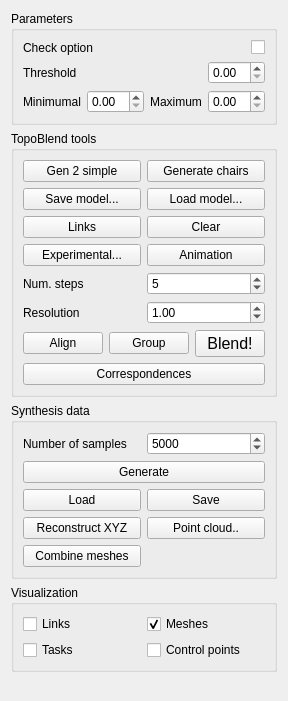
The window that topo-blend/topo_blend_widget.ui (ialhashim/topo-blend) describes before a commit, drawn with Qt 5.
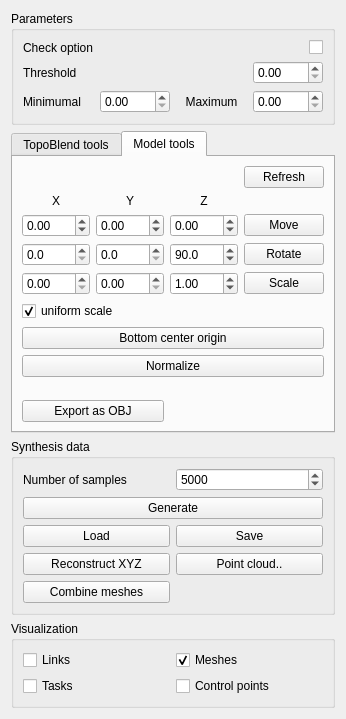
The same window after the commit. Icons and pictures are not drawn.

Diff of the .ui file:
```diff
--- a/topo-blend/topo_blend_widget.ui
+++ b/topo-blend/topo_blend_widget.ui
@@ -6,8 +6,8 @@
    <rect>
     <x>0</x>
     <y>0</y>
-    <width>262</width>
-    <height>701</height>
+    <width>312</width>
+    <height>686</height>
    </rect>
   </property>
   <property name="windowTitle">
@@ -74,34 +74,59 @@
     </widget>
    </item>
    <item>
-    <widget class="QGroupBox" name="groupBox2">
-     <property name="title">
+    <widget class="QTabWidget" name="tabWidget">
+     <property name="autoFillBackground">
+      <bool>false</bool>
+     </property>
+     <property name="currentIndex">
+      <number>1</number>
+     </property>
+     <widget class="QWidget" name="tab">
+      <attribute name="title">
       <string>TopoBlend tools</string>
+      </attribute>
+      <layout class="QGridLayout" name="gridLayout_6">
+       <property name="leftMargin">
+        <number>0</number>
+       </property>
+       <property name="topMargin">
+        <number>9</number>
+       </property>
+       <property name="rightMargin">
+        <number>0</number>
+       </property>
+       <property name="bottomMargin">
+        <number>9</number>
+       </property>
+       <property name="spacing">
+        <number>0</number>
+       </property>
+       <item row="0" column="0">
+        <widget class="QGroupBox" name="groupBox2">
+         <property name="title">
+          <string/>
+         </property>
+         <property name="flat">
+          <bool>true</bool>
      </property>
      <layout class="QGridLayout" name="gridLayout_2">
-      <item row="7" column="0">
-       <widget class="QLabel" name="resLabel">
-        <property name="text">
-         <string>Resolution</string>
-        </property>
-       </widget>
-      </item>
-      <item row="6" column="0">
-       <widget class="QLabel" name="numStepsLabel">
-        <property name="text">
-         <string>Num. steps</string>
-        </property>
-       </widget>
-      </item>
-      <item row="5" column="0">
-       <widget class="QPushButton" name="button4">
-        <property name="text">
-         <string>Experimental...</string>
-        </property>
-       </widget>
-      </item>
-      <item row="3" column="0">
-       <widget class="QPushButton" name="linksButton">
+          <property name="leftMargin">
+           <number>4</number>
+          </property>
+          <property name="topMargin">
+           <number>0</number>
+          </property>
+          <property name="rightMargin">
+           <number>4</number>
+          </property>
+          <property name="bottomMargin">
+           <number>0</number>
+          </property>
+          <property name="horizontalSpacing">
+           <number>0</number>
+          </property>
+          <item row="5" column="1">
+           <widget class="QPushButton" name="animationButton">
         <property name="text">
          <string>Links</string>
         </property>
@@ -136,40 +161,7 @@
         </property>
        </widget>
       </item>
-      <item row="2" column="1">
-       <widget class="QPushButton" name="loadButton">
-        <property name="text">
-         <string>Load model...</string>
-        </property>
-        <property name="icon">
-         <iconset resource="topo-blend.qrc">
-          <normaloff>:/images/openGraph.png</normaloff>:/images/openGraph.png</iconset>
-        </property>
-       </widget>
-      </item>
-      <item row="3" column="1">
-       <widget class="QPushButton" name="clearButton">
-        <property name="text">
-         <string>Clear</string>
-        </property>
-        <property name="icon">
-         <iconset resource="topo-blend.qrc">
-          <normaloff>:/images/cross-white.png</normaloff>:/images/cross-white.png</iconset>
-        </property>
-       </widget>
-      </item>
-      <item row="5" column="1">
-       <widget class="QPushButton" name="animationButton">
-        <property name="text">
-         <string>Animation</string>
-        </property>
-        <property name="icon">
-         <iconset resource="topo-blend.qrc">
-          <normaloff>:/images/animation.png</normaloff>:/images/animation.png</iconset>
-        </property>
-       </widget>
-      </item>
-      <item row="6" column="1">
+          <item row="7" column="1">
        <widget class="QSpinBox" name="numSteps">
         <property name="minimum">
          <number>2</number>
@@ -182,7 +174,7 @@
         </property>
        </widget>
       </item>
-      <item row="7" column="1">
+          <item row="8" column="1">
        <widget class="QDoubleSpinBox" name="voxelSize">
         <property name="decimals">
          <number>2</number>
@@ -198,7 +190,18 @@
         </property>
        </widget>
       </item>
-      <item row="8" column="0" colspan="2">
+          <item row="3" column="1">
+           <widget class="QPushButton" name="clearButton">
+            <property name="text">
+             <string>Clear</string>
+            </property>
+            <property name="icon">
+             <iconset resource="topo-blend.qrc">
+              <normaloff>:/images/cross-white.png</normaloff>:/images/cross-white.png</iconset>
+            </property>
+           </widget>
+          </item>
+          <item row="10" column="0" colspan="2">
        <layout class="QGridLayout" name="gridLayout_4">
         <item row="0" column="1">
          <widget class="QPushButton" name="groupButton">
@@ -281,7 +284,262 @@
         </item>
        </layout>
       </item>
-     </layout>
+          <item row="8" column="0">
+           <widget class="QLabel" name="resLabel">
+            <property name="text">
+             <string>Resolution</string>
+            </property>
+           </widget>
+          </item>
+          <item row="3" column="0">
+           <widget class="QPushButton" name="linksButton">
+            <property name="text">
+             <string>Links</string>
+            </property>
+            <property name="icon">
+             <iconset resource="topo-blend.qrc">
+              <normaloff>:/images/network.png</normaloff>:/images/network.png</iconset>
+            </property>
+           </widget>
+          </item>
+          <item row="5" column="0">
+           <widget class="QPushButton" name="button4">
+            <property name="text">
+             <string>Experimental...</string>
+            </property>
+           </widget>
+          </item>
+          <item row="2" column="1">
+           <widget class="QPushButton" name="loadButton">
+            <property name="text">
+             <string>Load model...</string>
+            </property>
+            <property name="icon">
+             <iconset resource="topo-blend.qrc">
+              <normaloff>:/images/openGraph.png</normaloff>:/images/openGraph.png</iconset>
+            </property>
+           </widget>
+          </item>
+          <item row="7" column="0">
+           <widget class="QLabel" name="numStepsLabel">
+            <property name="text">
+             <string>Num. steps</string>
+            </property>
+           </widget>
+          </item>
+          <item row="1" column="0">
+           <widget class="QPushButton" name="genSimpleButton">
+            <property name="text">
+             <string>Gen 2 simple</string>
+            </property>
+           </widget>
+          </item>
+          <item row="9" column="0">
+           <widget class="QCheckBox" name="isModifyModel">
+            <property name="text">
+             <string>Modify on load</string>
+            </property>
+           </widget>
+          </item>
+         </layout>
+        </widget>
+       </item>
+      </layout>
+     </widget>
+     <widget class="QWidget" name="tab_2">
+      <attribute name="title">
+       <string>Model tools</string>
+      </attribute>
+      <layout class="QGridLayout" name="gridLayout_7">
+       <item row="1" column="5">
+        <widget class="QLabel" name="label_8">
+         <property name="text">
+          <string>Z</string>
+         </property>
+         <property name="alignment">
+          <set>Qt::AlignCenter</set>
+         </property>
+        </widget>
+       </item>
+       <item row="2" column="4">
+        <widget class="QDoubleSpinBox" name="movY">
+         <property name="decimals">
+          <number>2</number>
+         </property>
+         <property name="minimum">
+          <double>-100.000000000000000</double>
+         </property>
+        </widget>
+       </item>
+       <item row="6" column="3" colspan="4">
+        <widget class="QPushButton" name="bottomCenterModel">
+         <property name="text">
+          <string>Bottom center origin</string>
+         </property>
+        </widget>
+       </item>
+       <item row="2" column="3">
+        <widget class="QDoubleSpinBox" name="movX">
+         <property name="decimals">
+          <number>2</number>
+         </property>
+         <property name="minimum">
+          <double>-100.000000000000000</double>
+         </property>
+        </widget>
+       </item>
+       <item row="1" column="4">
+        <widget class="QLabel" name="label_7">
+         <property name="text">
+          <string>Y</string>
+         </property>
+         <property name="alignment">
+          <set>Qt::AlignCenter</set>
+         </property>
+        </widget>
+       </item>
+       <item row="4" column="6">
+        <widget class="QPushButton" name="scaleModel">
+         <property name="text">
+          <string>Scale</string>
+         </property>
+        </widget>
+       </item>
+       <item row="4" column="5">
+        <widget class="QDoubleSpinBox" name="scaleZ">
+         <property name="decimals">
+          <number>2</number>
+         </property>
+         <property name="singleStep">
+          <double>0.100000000000000</double>
+         </property>
+         <property name="value">
+          <double>1.000000000000000</double>
+         </property>
+        </widget>
+       </item>
+       <item row="4" column="3">
+        <widget class="QDoubleSpinBox" name="scaleX">
+         <property name="decimals">
+          <number>2</number>
+         </property>
+        </widget>
+       </item>
+       <item row="7" column="3" colspan="4">
+        <widget class="QPushButton" name="normalizeModel">
+         <property name="text">
+          <string>Normalize</string>
+         </property>
+        </widget>
+       </item>
+       <item row="4" column="4">
+        <widget class="QDoubleSpinBox" name="scaleY">
+         <property name="decimals">
+          <number>2</number>
+         </property>
+        </widget>
+       </item>
+       <item row="3" column="3">
+        <widget class="QDoubleSpinBox" name="rotX">
+         <property name="decimals">
+          <number>1</number>
+         </property>
+        </widget>
+       </item>
+       <item row="1" column="3">
+        <widget class="QLabel" name="label_6">
+         <property name="text">
+          <string>X</string>
+         </property>
+         <property name="alignment">
+          <set>Qt::AlignCenter</set>
+         </property>
+        </widget>
+       </item>
+       <item row="5" column="3" colspan="4">
+        <widget class="QCheckBox" name="isUniformScale">
+         <property name="text">
+          <string>uniform scale</string>
+         </property>
+         <property name="checked">
+          <bool>true</bool>
+         </property>
+        </widget>
+       </item>
+       <item row="3" column="5">
+        <widget class="QDoubleSpinBox" name="rotZ">
+         <property name="decimals">
+          <number>1</number>
+         </property>
+         <property name="value">
+          <double>90.000000000000000</double>
+         </property>
+        </widget>
+       </item>
+       <item row="2" column="5">
+        <widget class="QDoubleSpinBox" name="movZ">
+         <property name="decimals">
+          <number>2</number>
+         </property>
+         <property name="minimum">
+          <double>-100.000000000000000</double>
+         </property>
+        </widget>
+       </item>
+       <item row="3" column="6">
+        <widget class="QPushButton" name="rotateModel">
+         <property name="text">
+          <string>Rotate</string>
+         </property>
+        </widget>
+       </item>
+       <item row="9" column="3" colspan="4">
+        <spacer name="verticalSpacer_2">
+         <property name="orientation">
+          <enum>Qt::Vertical</enum>
+         </property>
+         <property name="sizeHint" stdset="0">
+          <size>
+           <width>20</width>
+           <height>40</height>
+          </size>
+         </property>
+        </spacer>
+       </item>
+       <item row="3" column="4">
+        <widget class="QDoubleSpinBox" name="rotY">
+         <property name="decimals">
+          <number>1</number>
+         </property>
+        </widget>
+       </item>
+       <item row="0" column="6">
+        <widget class="QPushButton" name="refreshViewButton">
+         <property name="text">
+          <string>Refresh</string>
+         </property>
+         <property name="icon">
+          <iconset resource="topo-blend.qrc">
+           <normaloff>:/images/update.png</normaloff>:/images/update.png</iconset>
+         </property>
+        </widget>
+       </item>
+       <item row="2" column="6">
+        <widget class="QPushButton" name="moveModel">
+         <property name="text">
+          <string>Move</string>
+         </property>
+        </widget>
+       </item>
+       <item row="10" column="3" colspan="2">
+        <widget class="QPushButton" name="exportAsOBJ">
+         <property name="text">
+          <string>Export as OBJ</string>
+         </property>
+        </widget>
+       </item>
+      </layout>
+     </widget>
     </widget>
    </item>
    <item>
```
Left out of the diff: 59 changed lines with no effect on the pictures. Lines whose indentation alone changed are shown as unchanged.
